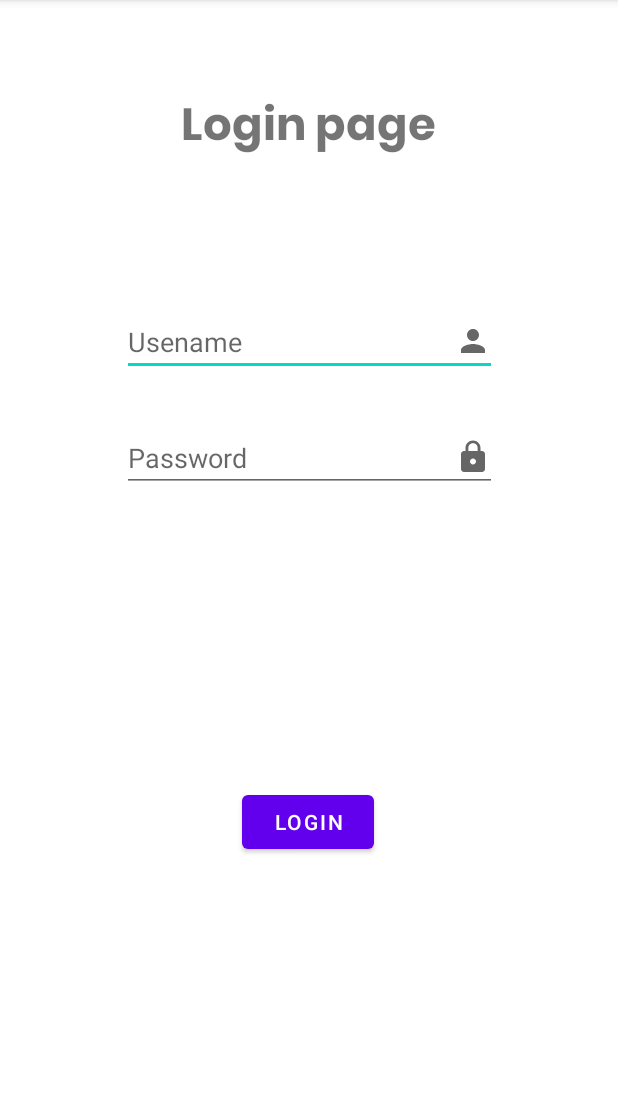
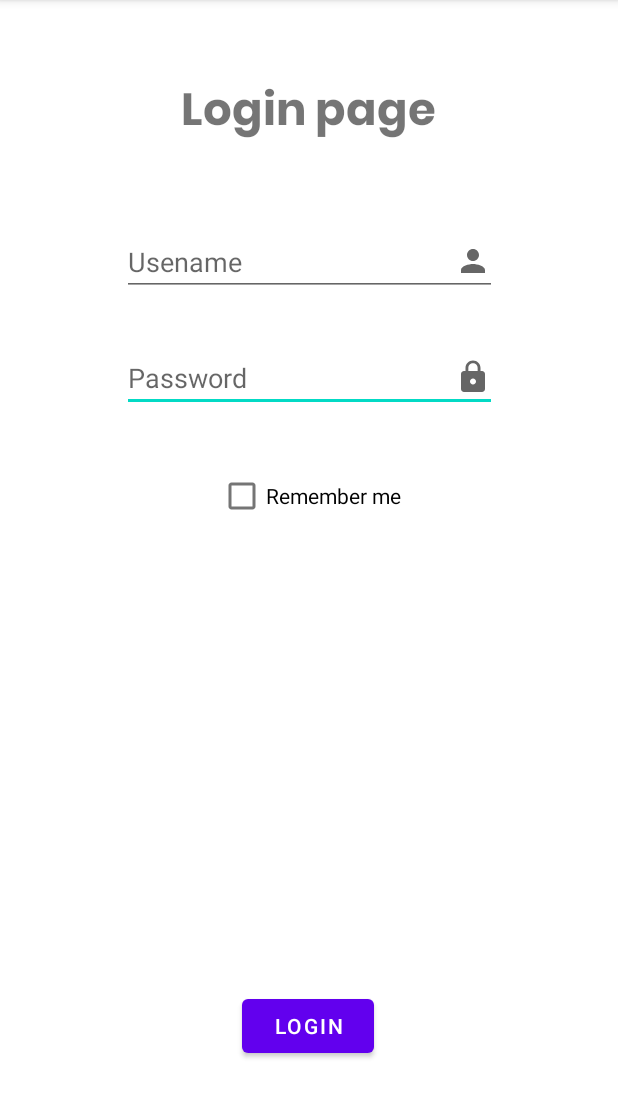
Before and after one commit to david-slatinek/rt21, an Android app: the LoginActivity screen opened directly, with no data from a screen before it, on a phone screen of 412 x 824 dp, the part 84-1202 px from its top. Run offline under Robolectric (Android 15) with nearby library versions, the phone set to English and light mode, and no system bars; our stand-ins replace Timber; 2 statements that could not run were skipped.

Commit message:
Added checkBox for remembering user on login

```diff
--- a/android-application/app/src/main/java/com/rt21/LoginActivity.java
+++ b/android-application/app/src/main/java/com/rt21/LoginActivity.java
@@ -3,9 +3,12 @@
 import androidx.appcompat.app.AppCompatActivity;
 
 import android.content.Intent;
+import android.content.SharedPreferences;
 import android.os.Bundle;
+import android.preference.PreferenceManager;
 import android.view.View;
 import android.widget.Button;
+import android.widget.CheckBox;
 import android.widget.EditText;
 import android.widget.TextView;
 import android.widget.Toast;
@@ -32,6 +35,7 @@
     private EditText etEmail;
     private EditText etPassword;
     private Button btnLogin_Register;
+    private CheckBox chkStayLoggedIn;
 
     @Override
     protected void onCreate(Bundle savedInstanceState) {
@@ -46,6 +50,7 @@
         etEmail = findViewById(R.id.etEmail);
         etPassword = findViewById(R.id.etPassword);
         btnLogin_Register = findViewById(R.id.login_registerBtn);
+        chkStayLoggedIn = findViewById(R.id.chk_StayLoggedIn);
 
         activityMode = getIntent().getExtras().getInt(FORM_MODE_ID);
         Timber.i("Opening as: %s", activityMode);
@@ -64,6 +69,12 @@
                     if (!etUsername.getText().toString().equals("") && !etPassword.getText().toString().equals("")) {
                         //TODO - check if user exists
                         //if (login.success) {
+                        if (chkStayLoggedIn.isChecked()) {
+                            SharedPreferences sprefs = PreferenceManager.getDefaultSharedPreferences(getBaseContext());
+                            SharedPreferences.Editor editor = sprefs.edit();
+                            editor.putBoolean("remember_user", true);
+                            editor.apply();
+                        }
                         Timber.i("Login pressed");
                         returnBack(1);
                         //} else {
@@ -76,6 +87,7 @@
             });
         } else if (activityMode == FORM_MODE_REGISTER) {
             txtTitle.setText(getString(R.string.register_page_title));
+            chkStayLoggedIn.setChecked(false);
             btnLogin_Register.setText(getString(R.string.register_button));
             btnLogin_Register.setOnClickListener(new View.OnClickListener() {
                 @Override
--- a/android-application/app/src/main/res/layout/activity_login.xml
+++ b/android-application/app/src/main/res/layout/activity_login.xml
@@ -10,9 +10,9 @@
         android:id="@+id/txtLoginRegisterTitle"
         android:layout_width="wrap_content"
         android:layout_height="wrap_content"
-        android:layout_marginTop="60dp"
+        android:layout_marginTop="50dp"
+        android:fontFamily="@font/poppinsbold"
         android:text="Title"
-        android:fontFamily="@font/poppinsbold"
         android:textSize="30sp"
         app:layout_constraintEnd_toEndOf="parent"
         app:layout_constraintHorizontal_bias="0.498"
@@ -25,35 +25,18 @@
         android:layout_height="wrap_content"
         android:layout_marginTop="16dp"
         android:layout_marginBottom="16dp"
-        android:ems="10"
-        android:inputType="textPersonName"
         android:width="250dp"
         android:drawableEnd="@drawable/ic_fullname"
+        android:ems="10"
         android:hint="Full name"
+        android:inputType="textPersonName"
         app:layout_constraintBottom_toTopOf="@+id/etUsername"
         app:layout_constraintEnd_toEndOf="parent"
         app:layout_constraintHorizontal_bias="0.5"
         app:layout_constraintStart_toStartOf="parent"
         app:layout_constraintTop_toBottomOf="@+id/txtLoginRegisterTitle"
-        app:layout_constraintVertical_bias="0.15"
+        app:layout_constraintVertical_bias="0.1"
         app:layout_constraintVertical_chainStyle="packed" />
-
-    <EditText
-        android:id="@+id/etUsername"
-        android:layout_width="wrap_content"
-        android:layout_height="wrap_content"
-        android:layout_marginTop="16dp"
-        android:layout_marginBottom="16dp"
-        android:ems="10"
-        android:inputType="textPersonName"
-        android:width="250dp"
-        android:drawableEnd="@drawable/ic_username"
-        android:hint="Usename"
-        app:layout_constraintBottom_toTopOf="@+id/etEmail"
-        app:layout_constraintEnd_toEndOf="parent"
-        app:layout_constraintHorizontal_bias="0.5"
-        app:layout_constraintStart_toStartOf="parent"
-        app:layout_constraintTop_toBottomOf="@+id/etName" />
 
     <EditText
         android:id="@+id/etEmail"
@@ -61,13 +44,12 @@
         android:layout_height="wrap_content"
         android:layout_marginTop="16dp"
         android:layout_marginBottom="16dp"
-        android:ems="10"
         android:width="250dp"
         android:drawableEnd="@drawable/ic_email"
+        android:ems="10"
         android:hint="Email"
         app:layout_constraintBottom_toTopOf="@+id/etPassword"
         app:layout_constraintEnd_toEndOf="parent"
-        app:layout_constraintHorizontal_bias="0.5"
         app:layout_constraintStart_toStartOf="parent"
         app:layout_constraintTop_toBottomOf="@+id/etUsername" />
 
@@ -76,25 +58,52 @@
         android:layout_width="wrap_content"
         android:layout_height="wrap_content"
         android:layout_marginTop="16dp"
-        android:ems="10"
+        android:layout_marginBottom="16dp"
         android:width="250dp"
         android:drawableEnd="@drawable/ic_password"
+        android:ems="10"
         android:hint="Password"
-        app:layout_constraintBottom_toBottomOf="parent"
+        app:layout_constraintBottom_toTopOf="@+id/chk_StayLoggedIn"
         app:layout_constraintEnd_toEndOf="parent"
-        app:layout_constraintHorizontal_bias="0.5"
         app:layout_constraintStart_toStartOf="parent"
         app:layout_constraintTop_toBottomOf="@+id/etEmail" />
+
+    <CheckBox
+        android:id="@+id/chk_StayLoggedIn"
+        android:layout_width="wrap_content"
+        android:layout_height="wrap_content"
+        android:layout_marginTop="16dp"
+        android:text="Remember me"
+        app:layout_constraintBottom_toTopOf="@+id/login_registerBtn"
+        app:layout_constraintEnd_toEndOf="parent"
+        app:layout_constraintStart_toStartOf="parent"
+        app:layout_constraintTop_toBottomOf="@+id/etPassword" />
+
+    <EditText
+        android:id="@+id/etUsername"
+        android:layout_width="wrap_content"
+        android:layout_height="wrap_content"
+        android:layout_marginTop="16dp"
+        android:layout_marginBottom="16dp"
+        android:width="250dp"
+        android:drawableEnd="@drawable/ic_username"
+        android:ems="10"
+        android:hint="Usename"
+        android:inputType="textPersonName"
+        app:layout_constraintBottom_toTopOf="@+id/etEmail"
+        app:layout_constraintEnd_toEndOf="parent"
+        app:layout_constraintStart_toStartOf="parent"
+        app:layout_constraintTop_toBottomOf="@+id/etName" />
 
     <Button
         android:id="@+id/login_registerBtn"
         android:layout_width="wrap_content"
         android:layout_height="wrap_content"
+        android:layout_marginBottom="60dp"
         android:text="\@string"
         app:layout_constraintBottom_toBottomOf="parent"
         app:layout_constraintEnd_toEndOf="parent"
         app:layout_constraintHorizontal_bias="0.498"
-        app:layout_constraintStart_toStartOf="parent"
-        app:layout_constraintTop_toBottomOf="@+id/etPassword" />
+        app:layout_constraintStart_toStartOf="parent" />
 
 </androidx.constraintlayout.widget.ConstraintLayout>
```
Also changed, not shown: android-application/app/src/main/java/com/rt21/HomeActivity.java (+15 -0 lines), android-application/app/src/main/java/com/rt21/MainActivity.java (+27 -4 lines), android-application/app/src/main/res/layout/activity_home.xml (+13 -0 lines).
